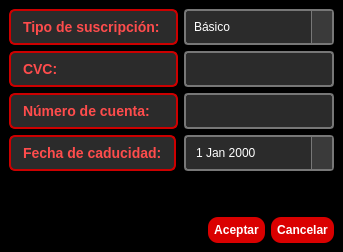
Old version of the form src/vista/ui/RenovarSuscripcion.ui in the repository OscaarMG/campasgym.
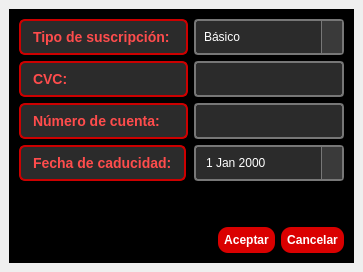
New version of the form.

The edit to the form file:
```diff
--- a/src/vista/ui/RenovarSuscripcion.ui
+++ b/src/vista/ui/RenovarSuscripcion.ui
@@ -13,11 +13,20 @@
   <property name="windowTitle">
    <string>Renovar Suscripción</string>
   </property>
-  <property name="styleSheet">
-   <string notr="true">background-color:#000000;</string>
-  </property>
   <widget class="QWidget" name="centralwidget">
-   <layout class="QVBoxLayout" name="verticalLayout">
+   <layout class="QVBoxLayout" name="verticalLayout" stretch="0,0,0">
+    <item>
+     <widget class="QFrame" name="frame">
+      <property name="styleSheet">
+       <string notr="true">background-color:#000000;</string>
+      </property>
+      <property name="frameShape">
+       <enum>QFrame::StyledPanel</enum>
+      </property>
+      <property name="frameShadow">
+       <enum>QFrame::Raised</enum>
+      </property>
+      <layout class="QVBoxLayout" name="verticalLayout_2">
     <item>
      <layout class="QFormLayout" name="formLayout">
       <item row="0" column="0">
@@ -312,6 +321,9 @@
        </widget>
       </item>
      </layout>
+       </item>
+      </layout>
+     </widget>
     </item>
    </layout>
   </widget>
```
Left out of the diff: 30 changed lines with no effect on the pictures. Lines whose indentation alone changed are shown as unchanged.
